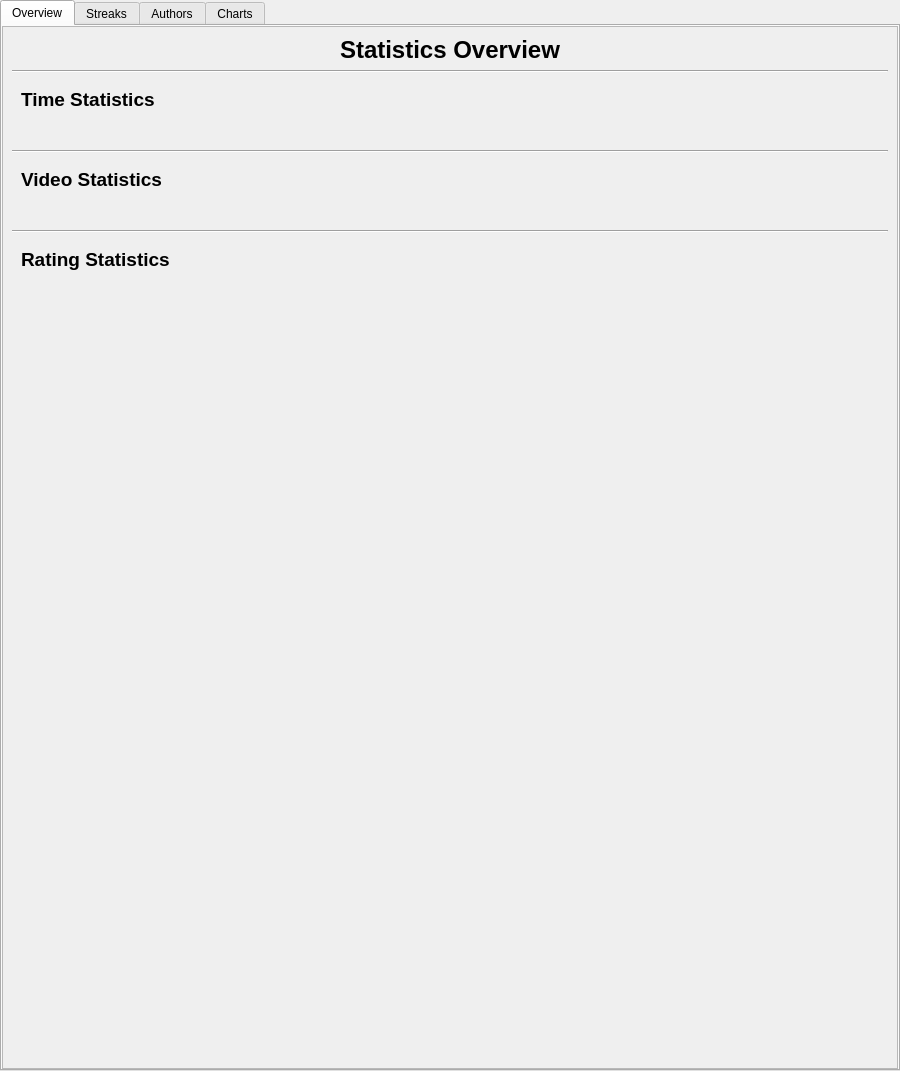
Qt form MediaManager/src/QtClasses/UI/Form Files/StatsDialog.ui (PaunescuAndrei/MediaManager) before a commit.
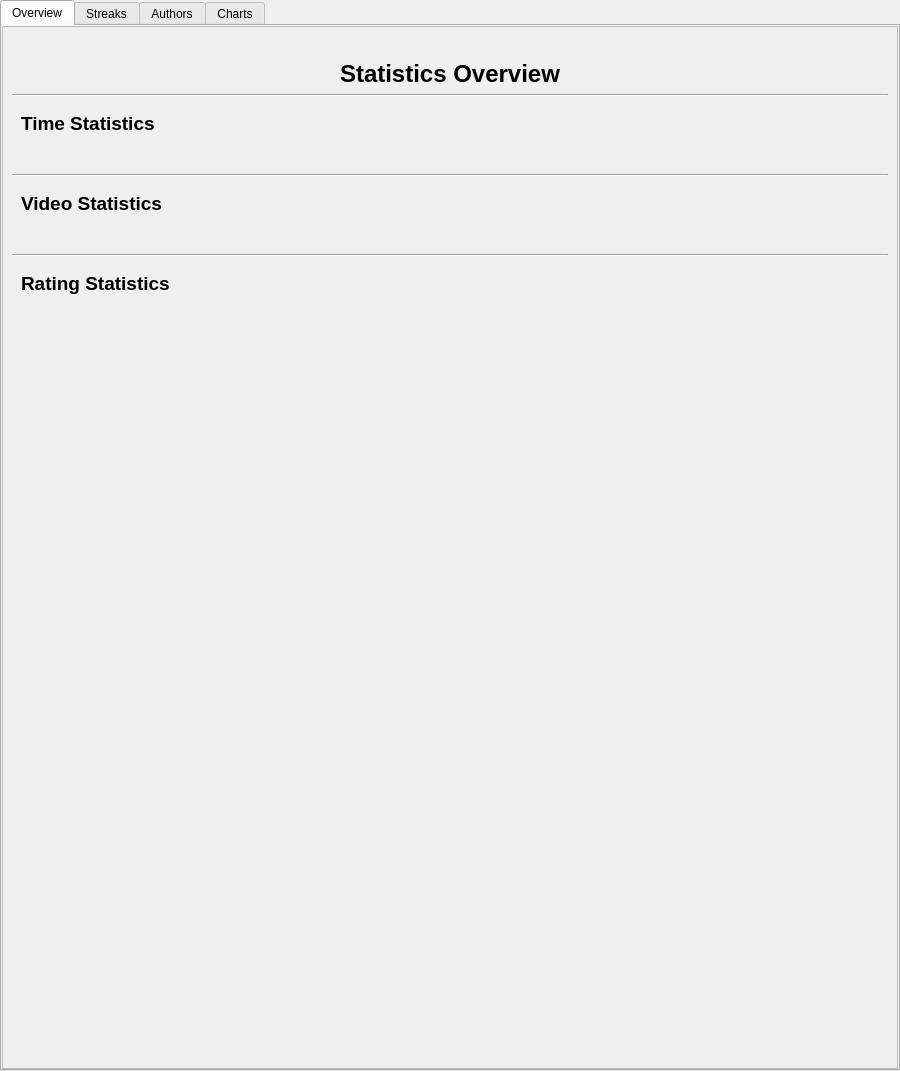
The same form after that commit.

Commit message: feat: add progress goals container to StatsDialog and update layout management

The edit to the form file:
```diff
--- a/MediaManager/src/QtClasses/UI/Form Files/StatsDialog.ui
+++ b/MediaManager/src/QtClasses/UI/Form Files/StatsDialog.ui
@@ -66,6 +66,11 @@
            </rect>
           </property>
           <layout class="QVBoxLayout" name="verticalLayout_2">
+           <item>
+            <widget class="QWidget" name="progress_goals_container" native="true">
+             <layout class="QVBoxLayout" name="verticalLayout_3"/>
+            </widget>
+           </item>
            <item>
             <widget class="QLabel" name="title_label">
              <property name="font">
```
The commit also changes 1 other file.
